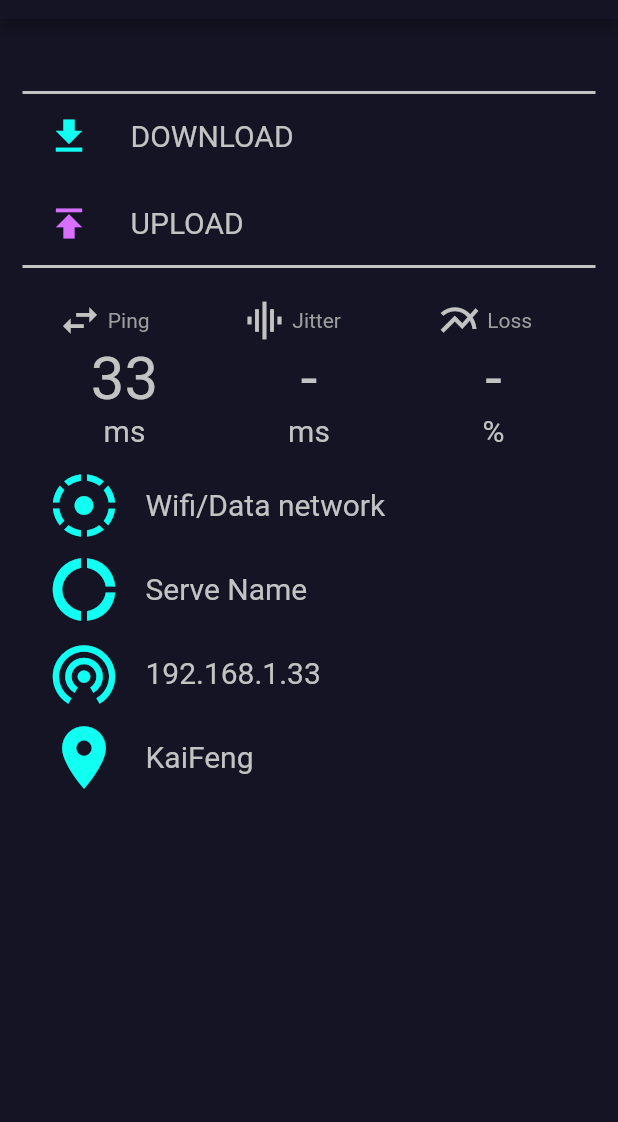
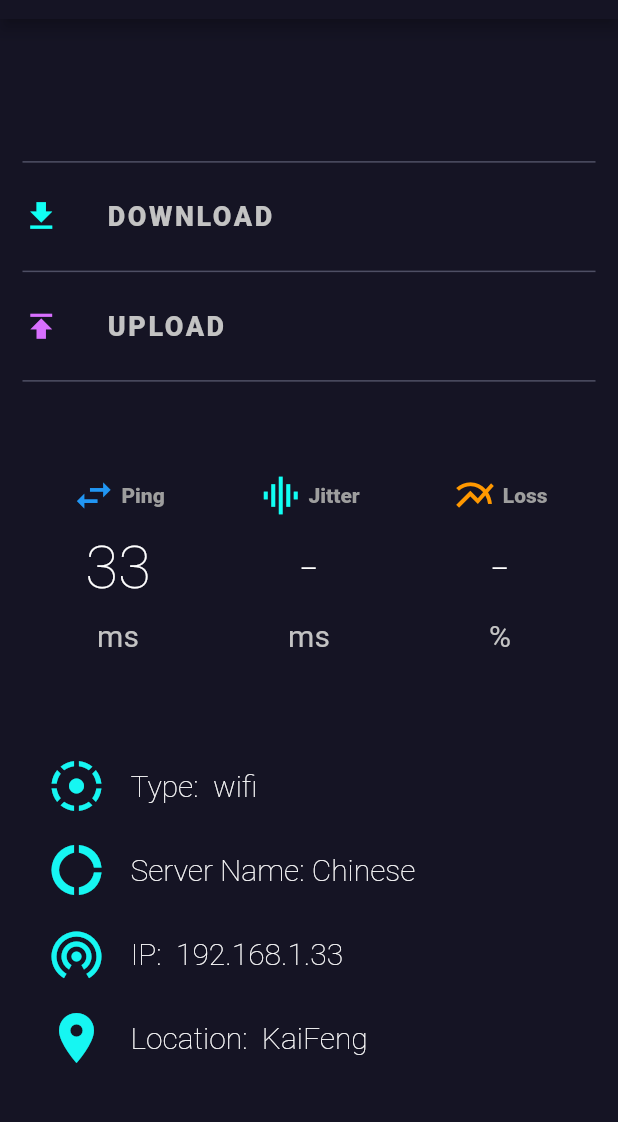
Before and after one commit to Catherine526940/Dart-speedtest, a Flutter app: the HisDetailPage screen opened directly with empty values, on a phone screen of 412 x 824 dp, the part 65-1187 px from its top. Run offline on Flutter 3.47's test engine with Material 2 defaults, Android fonts, the phone set to English and light mode, and no system bars.

Commit message:
historydetail页面的修改与美化

```diff
--- a/lib/pages/historydetail.dart
+++ b/lib/pages/historydetail.dart
@@ -1,106 +1,144 @@
+/*
+User:WFL;
+Date:7,23
+*/
 import 'package:flutter/material.dart';
+class HisDetailPage extends StatelessWidget {
 
-
-
-
-class HisDetailPage extends StatelessWidget {
   String  message1,message2,message3;//下载，上传，日期
   HisDetailPage({this.message1,this.message2,this.message3});
   @override
   Widget build(BuildContext context) {
     return Scaffold(
+/////////////////////////////////appbar
       appBar: AppBar(
         centerTitle: true,
         backgroundColor: Color.fromRGBO(21, 20, 36, 1),
         title: Text(
-          'SPEEDTEST',                                    ///////头标题
+          'SPEEDTEST',
           style: TextStyle(
               fontWeight: FontWeight.w900,
               color: Color.fromRGBO(78, 201, 176, 1)),
         ),
       ),
-      body: Container(                                         ////////主要部分
-        margin: EdgeInsets.all(15.0),
+/////////////////////////////////////////////////////body
+body:Container(
+  margin: EdgeInsets.fromLTRB(15, 0, 15, 0),
+  /////////竖直布局////以此往下分为三个部分
   child: Column(
+    mainAxisAlignment: MainAxisAlignment.spaceEvenly,
     children: <Widget>[
-            SizedBox(height: 10,),
-            SizedBox(width: 50,),
-            Text(
-                this.message3,                                  /////////显示日期
+      /////////////第一部分-日期-download-upload
+      Column(
+          children: <Widget>[
+            Text(//日期
+                this.message3,
                 style: TextStyle(
-                    fontSize: 20.0, color: Color.fromRGBO(195, 195, 195, 1.0)),
+                    fontSize: 18.0,
+                     color: Colors.white,
+                     fontWeight: FontWeight.w900,
+                     letterSpacing: 1.7
                     ),
-            Container(                                        /////////////水分割平线
+            ),
+            SizedBox(height: 13),
+            Container(//分割线
               width: double.infinity,
-              height: 2.0,
-              color: Color.fromRGBO(195, 195, 195, 1.0),
+              height: 1.0,
+              color: Color(0xff4E4F64),
             ),
-            ListTile(                                       //////////////下载图标所在行，及其组件
-              title: Text(
+            ListTile(//DOWNLOAD
+            contentPadding:EdgeInsets.fromLTRB(0, 8, 0, 8),
+              title:Text(
                 "DOWNLOAD",
                 style: TextStyle(
-                    fontSize: 20.0, color: Color.fromRGBO(195, 195, 195, 1.0)),
+                    fontSize: 18.0,
+                     color: Color.fromRGBO(195, 195, 195, 1.0),
+                      fontWeight: FontWeight.w900,
+                     letterSpacing: 1.7
+                ),
               ),
               leading: Icon(Icons.get_app,
-                  size: 30.0, color: Color.fromRGBO(17, 255, 243, 1.0)),
-              trailing: Text(
+                  size: 25.0, color: Color.fromRGBO(17, 255, 243, 1.0)
+              ),
+              trailing:Text(
                 this.message1,
                 style: TextStyle(
-                    fontSize: 45.0, color: Color.fromRGBO(195, 195, 195, 1.0)),
+                    fontSize: 40.0,
+                    color: Colors.white,
+                      fontWeight: FontWeight.w100,
                 ),
               ),
-            Container(                                        //////////////空行控制间距
+            ),
+            Container(//分割线
               width: double.infinity,
-              height: 2.0,
-
+              height: 1.0,
+              color: Color(0xff4E4F64),
             ),
-            ListTile(                               //////////////上传图标所在行，及其组件
-              trailing: Text(
-                this.message2,
-                style: TextStyle(
-                    fontSize: 45.0, color: Color.fromRGBO(195, 195, 195, 1.0)),
-              ),
+            ListTile(//UPLOAD
+             contentPadding:EdgeInsets.fromLTRB(0, 8, 0, 8),
               title: Text(
                 "UPLOAD",
                 style: TextStyle(
-                    fontSize: 20.0, color: Color.fromRGBO(195, 195, 195, 1.0)),
+                    fontSize: 18.0,
+                     color: Color.fromRGBO(195, 195, 195, 1.0),
+                      fontWeight: FontWeight.w900,
+                     letterSpacing: 1.7
+                ),
               ),
               leading: Icon(
                 Icons.publish,
-                size: 30.0,
+                size: 25.0,
                 color: Color.fromRGBO(216, 111, 255, 1.0),
+              ),
+              trailing: Text(
+                this.message2,
+                style:  TextStyle(
+                    fontSize: 40.0,
+                    color: Colors.white,
+                    fontWeight: FontWeight.w100,
+                ),
               ),
             ),
             Container(
               width: double.infinity,
-              height: 2.0,
-              color: Color.fromRGBO(195, 195, 195, 1.0),           ////////////水分割平线
+              height: 1.0,
+              color: Color(0xff4E4F64),           ////////////水分割平线
             ),
-            Container(
-              width: double.infinity,
-              height: 20.0,                                         ///////////空行，防止图表与水分割平线相距太近
-
+        ],
       ),
+  /////////////第二部分-Ping-Jitter-Loss
       Row(
-              mainAxisAlignment: MainAxisAlignment.spaceEvenly,
+        mainAxisAlignment: MainAxisAlignment.spaceAround,
           children: <Widget>[
-                Container(                                           //////////用来存放ＰＩＮＧ的图标和数据
-                  width: 110.0,
-                  child: Center(
-                    child: Column(
+            Container(//Ping
+                  width: 90.0,
+                  alignment: Alignment(0, 0),
+                  decoration: new BoxDecoration(
+                  ),
+                 child:Column(
                       children: <Widget>[
-                        Row(children: <Widget>[
-                          Text("   "),                                ////////////////让ＰＩＮＧ图标显示居中，空格用来占位置
+                        Row(
+                          mainAxisAlignment: MainAxisAlignment.center,
+                          children: <Widget>[
                           Icon(Icons.swap_horiz,
                               size: 30.0,
-                              color: Color.fromRGBO(195, 195, 195, 1.0)),
-                          Text(" Ping",style: TextStyle(color: Colors.grey),),
-                        ]),
-                        Text(
+                              color: Colors.blue),
+                          Text(" Ping",style: TextStyle(color: Colors.grey,fontWeight: FontWeight.w900,),),
+                          ]
+                        ),
+                        SizedBox(
+                          height: 10,
+                        ),
+                        Text(//中间数字
                           "33",
                           style: TextStyle(
-                              color: Color.fromRGBO(195, 195, 195, 1.0),
-                              fontSize: 40.0),
+                              color: Colors.white,
+                              fontSize: 40.0,
+                              fontWeight: FontWeight.w100,
+                          ),
+                        ),
+                        SizedBox(
+                          height: 10,
                         ),
                         Text(
                           "ms",
@@ -111,24 +149,35 @@ class HisDetailPage extends StatelessWidget {
                       ],
                   ),
               ),
+          Container(//Jitter
+              width: 90.0,
+              alignment: Alignment(0, 0),
+              decoration: new BoxDecoration(
               ),
-                Container(                                                 //////////用来存放JITTY的图标和数据
-                  width: 110.0,
-                  child: Center(
               child: Column(
                   children: <Widget>[
-                        Row(children: <Widget>[
-                          Text("   "),                                    ///////////////让JITTY图标显示居中，空格用来占位置
+                    Row(
+                      mainAxisAlignment: MainAxisAlignment.center,
+                      children: <Widget>[
                       Icon(Icons.graphic_eq,
                           size: 30.0,
-                              color: Color.fromRGBO(195, 195, 195, 1.0)),
-                          Text(" Jitter",style: TextStyle(color: Colors.grey),),
-                        ]),
-                        Text(
+                          color: Color(0xff11fff3)),
+                        Text(" Jitter",style: TextStyle(color: Colors.grey,fontWeight: FontWeight.w900),),
+                      ]
+                    ),
+                    SizedBox(
+                          height: 10,
+                    ),
+                    Text(//中间数字
                           "-",
                           style: TextStyle(
-                              color: Color.fromRGBO(195, 195, 195, 1.0),
-                              fontSize: 40.0),
+                             color: Colors.white,
+                              fontSize: 40.0,
+                              fontWeight: FontWeight.w100
+                          ),
+                    ),
+                    SizedBox(
+                      height: 10,
                     ),
                     Text(
                           "ms",
@@ -139,24 +188,35 @@ class HisDetailPage extends StatelessWidget {
                   ],
               ),
             ),
+          Container(//Loss
+                  width: 90.0,
+                  alignment: Alignment(0, 0),
+              decoration: new BoxDecoration(
               ),
-                Container(                                                  //////////用来存放LOSE的图标和数据
-                  width: 110.0,
-                  child: Center(
                 child: Column(
                   children: <Widget>[
-                        Row(children: <Widget>[
-                          Text("     "),                                       ///////////////让LOSE图标显示居中，空格用来占位置
+                    Row(
+                          mainAxisAlignment: MainAxisAlignment.center,
+                          children: <Widget>[                                      ///////////////让LOSE图标显示居中，空格用来占位置
                       Icon(Icons.multiline_chart,
                               size: 30.0,
-                              color: Color.fromRGBO(195, 195, 195, 1.0)),
-                          Text(" Loss",style: TextStyle(color: Colors.grey),),
-                        ]),
-                        Text(
+                              color: Colors.orange),
+                          Text(" Loss",style: TextStyle(color: Colors.grey,fontWeight: FontWeight.w900),),
+                      ]
+                    ),
+                    SizedBox(
+                          height: 10,
+                    ),
+                    Text(//中间数字
                           "-",
                           style: TextStyle(
-                              color: Color.fromRGBO(195, 195, 195, 1.0),
-                              fontSize: 40.0),
+                              color: Colors.white,
+                              fontSize: 40.0,
+                              fontWeight: FontWeight.w100
+                          ),
+                    ),
+                    SizedBox(
+                          height: 10,
                     ),
                     Text(
                           "%",
@@ -167,59 +227,72 @@ class HisDetailPage extends StatelessWidget {
                       ],
                     ),
                 ),
+              ],
+            ),
+      /////////第三部分-TYPE-NAME-IP-LOCATION
+      Column(
+        children: <Widget>[
+            //TYPE
+            ListTile(
+              title:Text(
+                        "Type:  wifi",
+                        style: TextStyle(
+                          color: Colors.white,
+                          fontSize: 20.0,
+                          fontWeight: FontWeight.w100,
+                        ),
+                      ),
+              leading: Icon(
+                Icons.filter_tilt_shift,
+                size: 40.0,
+               color: Color(0xff16F6F2)
+              ),
+            ),
+            //NAME
+            ListTile(
+              title: Text(
+                        "Server Name: Chinese",
+                        style: TextStyle(
+                          color: Colors.white,
+                          fontSize: 20.0,
+                          fontWeight: FontWeight.w100,
+                        ),
+                      ),
+              leading: Icon(
+                Icons.donut_large,
+                size: 40.0,
+                color: Color(0xff16F6F2),
+              ),
+            ),
+            //IP
+            ListTile(
+              title: Text(
+                        "IP:  192.168.1.33",
+                        style: TextStyle(
+                          color: Colors.white,
+                          fontSize: 20.0,
+                          fontWeight: FontWeight.w100,
+                        ),
+                      ),
+              leading: Icon(Icons.wifi_tethering,
+                  size: 40.0, color: Color(0xff16F6F2)),
+            ),
+            //LOCATION
+            ListTile(
+              title: Text(
+                        "Location:  KaiFeng",
+                        style: TextStyle(
+                          color: Colors.white,
+                          fontSize: 20.0,
+                          fontWeight: FontWeight.w100,
+                        ),
+                      ),
+              leading: Icon(Icons.place,
+                  size: 40.0, color: Color(0xff16F6F2)),
             ),
           ],
         ),
-            Container(                                         ///////////////分割上面的数据与下面数据图标的距离
-              width: double.infinity,
-              height: 10.0,
-
-            ),
-            ListTile(                                      ///////////////显示列表中第一个图标
-              title: Text(
-                "Wifi/Data network",
-                style: TextStyle(
-                    fontSize: 20.0, color: Color.fromRGBO(195, 195, 195, 1.0)),
-              ),
-              leading: Icon(
-                Icons.filter_tilt_shift,
-                size: 50.0,
-                color: Color.fromRGBO(17, 255, 243, 1.0),
-              ),
-            ),
-
-            ListTile(                                           ///////////////显示列表中第二个图标
-              title: Text(
-                "Serve Name",
-                style: TextStyle(
-                    fontSize: 20.0, color: Color.fromRGBO(195, 195, 195, 1.0)),
-              ),
-              leading: Icon(
-                Icons.donut_large,
-                size: 50.0,
-                color: Color.fromRGBO(17, 255, 243, 1.0),
-              ),
-            ),
-
-            ListTile(                                         ///////////////显示列表中第三个图标
-              title: Text(
-                "192.168.1.33",
-                style: TextStyle(
-                    fontSize: 20.0, color: Color.fromRGBO(195, 195, 195, 1.0)),
-              ),
-              leading: Icon(Icons.wifi_tethering,
-                  size: 50.0, color: Color.fromRGBO(17, 255, 243, 1.0)),
-            ),
-
-            ListTile(                                         ///////////////显示列表中第四个图标
-              title: Text(
-                "KaiFeng",
-                style: TextStyle(
-                    fontSize: 20.0, color: Color.fromRGBO(195, 195, 195, 1.0)),
-              ),
-              leading: Icon(Icons.place,
-                  size: 50.0, color: Color.fromRGBO(17, 255, 243, 1.0)),
-            ),
+    /////////
       ],
       ),
       ),
```
Lines whose indentation alone changed are shown as unchanged.
